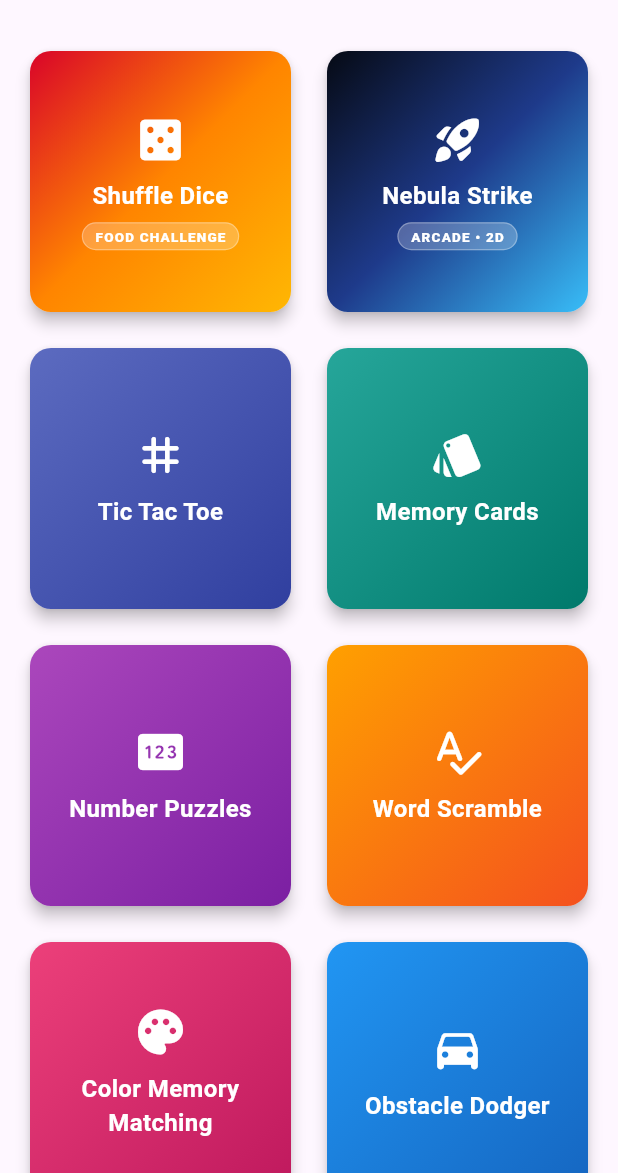
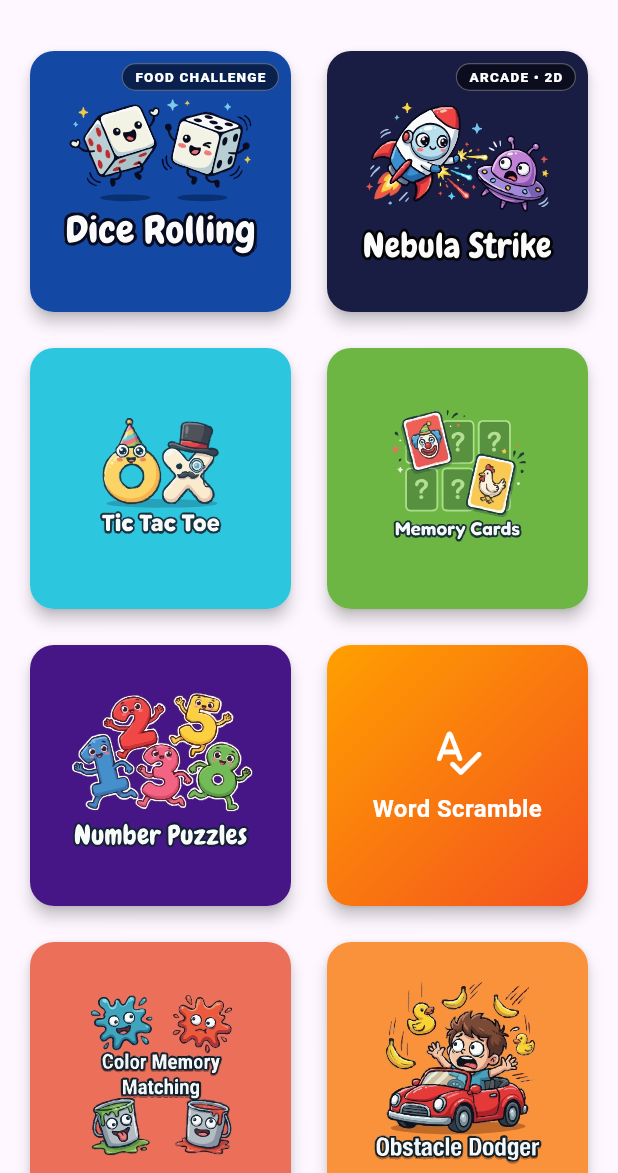
Before and after one commit to Harshasampath/game_app, a Flutter app: the screen it shows after launch, on a phone screen of 412 x 824 dp, the part 63-1236 px from its top. Run offline on Flutter 3.47's test engine with Material 3 defaults, Android fonts, the phone set to English and light mode, and no system bars; our stand-ins replace equatable, flutter_native_splash, flutter_riverpod, flutter_svg, sensors_plus, shared_preferences and 1 more; missing offline and left inert: flame, flame_audio.

Commit message:
Home screen icons has changes to svg

```diff
--- a/lib/main.dart
+++ b/lib/main.dart
@@ -3,6 +3,7 @@ import 'dart:async';
 import 'dart:math';
 
 import 'package:flutter/material.dart';
+import 'package:flutter_svg/flutter_svg.dart';
 import 'package:sensors_plus/sensors_plus.dart';
 import 'package:flutter_native_splash/flutter_native_splash.dart';
 import 'package:game_app/games/nebula_strike/nebula_strike_screen.dart';
@@ -41,34 +42,29 @@ class GamesList extends StatelessWidget {
     final games = [
       {
         'name': 'Shuffle Dice',
+        'asset': 'assets/images/dice_rolling.svg',
         'badge': 'FOOD CHALLENGE',
-        'icon': Icons.casino_rounded,
-        'colors': [const Color(0xFFD90429), const Color(0xFFFF8500), const Color(0xFFFFB703)],
         'widget': const ShuffleDiceScreen(),
       },
       {
         'name': 'Nebula Strike',
+        'asset': 'assets/images/nubula_stike.svg',
         'badge': 'ARCADE • 2D',
-        'icon': Icons.rocket_launch_rounded,
-        'colors': [const Color(0xFF060A14), const Color(0xFF1E3A8A), const Color(0xFF38BDF8)],
         'widget': const NebulaStrikeScreen(),
       },
       {
         'name': 'Tic Tac Toe',
-        'icon': Icons.grid_3x3_rounded,
-        'colors': [Colors.indigo.shade400, Colors.indigo.shade700],
+        'asset': 'assets/images/tic_tac_roe.svg',
         'widget': const TicTacToeGame(),
       },
       {
         'name': 'Memory Cards',
-        'icon': Icons.style_rounded,
-        'colors': [Colors.teal.shade400, Colors.teal.shade700],
+        'asset': 'assets/images/memory_cards.svg',
         'widget': const MemoryGame(),
       },
       {
         'name': 'Number Puzzles',
-        'icon': Icons.pin_rounded,
-        'colors': [Colors.purple.shade400, Colors.purple.shade700],
+        'asset': 'assets/images/number_puzzeles.svg',
         'widget': const NumberPuzzleGame(),
       },
       {
@@ -79,20 +75,17 @@ class GamesList extends StatelessWidget {
       },
       {
         'name': 'Color Memory Matching',
-        'icon': Icons.palette_rounded,
-        'colors': [Colors.pink.shade400, const Color(0xFFBE185D)],
+        'asset': 'assets/images/color_memory_matching.svg',
         'widget': const ColorMemoryGame(),
       },
       {
         'name': 'Obstacle Dodger',
-        'icon': Icons.directions_car_rounded,
-        'colors': [Colors.blue.shade500, Colors.blue.shade800],
+        'asset': 'assets/images/obstacle_dodger.svg',
         'widget': const ObstacleDodger(),
       },
       {
         'name': 'Bubble Shooter Game',
-        'icon': Icons.bubble_chart_rounded,
-        'colors': [Colors.cyan.shade500, Colors.cyan.shade800],
+        'asset': 'assets/images/bubble_shooter.svg',
         'widget': const BubbleShooterGame(),
       },
     ];
@@ -113,6 +106,7 @@ class GamesList extends StatelessWidget {
           final game = games[index];
           return GameCard(
             title: game['name'] as String,
+            asset: game['asset'] as String?,
             icon: game['icon'] as IconData?,
             badge: game['badge'] as String?,
             gradientColors: game['colors'] as List<Color>?,
@@ -130,6 +124,7 @@ class GamesList extends StatelessWidget {
 class GameCard extends StatelessWidget {
   final String title;
   final VoidCallback onTap;
+  final String? asset;
   final IconData? icon;
   final String? badge;
   final List<Color>? gradientColors;
@@ -138,6 +133,7 @@ class GameCard extends StatelessWidget {
     Key? key,
     required this.title,
     required this.onTap,
+    this.asset,
     this.icon,
     this.badge,
     this.gradientColors,
@@ -147,11 +143,45 @@ class GameCard extends StatelessWidget {
   Widget build(BuildContext context) {
     return Card(
       elevation: 4,
-      shape: RoundedRectangleBorder(borderRadius: BorderRadius.circular(14)),
+      shape: RoundedRectangleBorder(borderRadius: BorderRadius.circular(16)),
       clipBehavior: Clip.antiAlias,
       child: InkWell(
         onTap: onTap,
+        child: asset != null
+            ? Stack(
+                fit: StackFit.expand,
+                children: [
+                  SvgPicture.asset(
+                    asset!,
+                    fit: BoxFit.cover,
+                    width: double.infinity,
+                    height: double.infinity,
+                  ),
+                  if (badge != null)
+                    Positioned(
+                      top: 8,
+                      right: 8,
                       child: Container(
+                        padding: const EdgeInsets.symmetric(horizontal: 8, vertical: 2),
+                        decoration: BoxDecoration(
+                          color: Colors.black54,
+                          borderRadius: BorderRadius.circular(12),
+                          border: Border.all(color: Colors.white30, width: 0.8),
+                        ),
+                        child: Text(
+                          badge!,
+                          style: const TextStyle(
+                            fontSize: 9,
+                            fontWeight: FontWeight.w800,
+                            color: Colors.white,
+                            letterSpacing: 0.8,
+                          ),
+                        ),
+                      ),
+                    ),
+                ],
+              )
+            : Container(
                 padding: const EdgeInsets.all(14),
                 decoration: BoxDecoration(
                   gradient: LinearGradient(
--- a/pubspec.yaml
+++ b/pubspec.yaml
@@ -16,7 +16,7 @@ publish_to: 'none' # Remove this line if you wish to publish to pub.dev
 # https://developer.apple.com/library/archive/documentation/General/Reference/InfoPlistKeyReference/Articles/CoreFoundationKeys.html
 # In Windows, build-name is used as the major, minor, and patch parts
 # of the product and file versions while build-number is used as the build suffix.
-version: 1.0.3+4
+version: 1.0.4+5
 
 environment:
   sdk: ^3.5.1
@@ -43,6 +43,7 @@ dependencies:
   shared_preferences: ^2.3.4
   equatable: ^2.0.7
   speech_to_text: ^7.4.0
+  flutter_svg: ^2.3.0
 
 dev_dependencies:
   flutter_test:
@@ -73,6 +74,7 @@ flutter:
 
   assets:
     - assets/
+    - assets/images/
     - assets/audio/
     - assets/models/
 
```
Also changed, not shown: assets/images/bubble_shooter.svg (added), assets/images/color_memory_matching.svg (added), assets/images/dice_rolling.svg (added), assets/images/memory_cards.svg (added), assets/images/nubula_stike.svg (added), assets/images/number_puzzeles.svg (added), assets/images/obstacle_dodger.svg (added), assets/images/tic_tac_roe.svg (added), pubspec.lock, 1 other file. Lines whose indentation alone changed are shown as unchanged.
